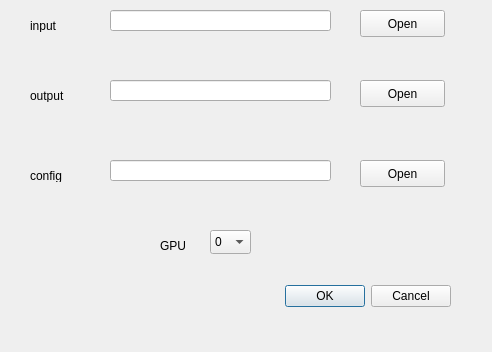
The window that ui/classification/Dialog_predict.ui (scrssys/SCRS_RS_AI) describes before a commit, drawn with Qt 5.
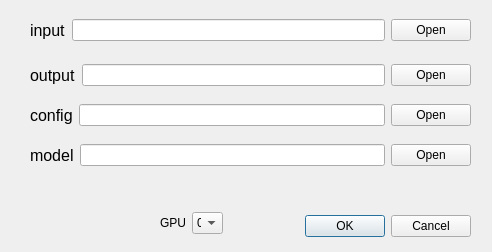
The same window after the commit.

```diff
--- a/ui/classification/Dialog_predict.ui
+++ b/ui/classification/Dialog_predict.ui
@@ -7,7 +7,7 @@
     <x>0</x>
     <y>0</y>
     <width>492</width>
-    <height>352</height>
+    <height>252</height>
    </rect>
   </property>
   <property name="windowTitle">
@@ -16,9 +16,9 @@
   <widget class="QDialogButtonBox" name="buttonBox">
    <property name="geometry">
     <rect>
-     <x>110</x>
-     <y>280</y>
-     <width>341</width>
+     <x>290</x>
+     <y>210</y>
+     <width>181</width>
      <height>32</height>
     </rect>
    </property>
@@ -29,123 +29,127 @@
     <set>QDialogButtonBox::Cancel|QDialogButtonBox::Ok</set>
    </property>
   </widget>
+  <widget class="QWidget" name="layoutWidget">
+   <property name="geometry">
+    <rect>
+     <x>30</x>
+     <y>10</y>
+     <width>441</width>
+     <height>41</height>
+    </rect>
+   </property>
+   <layout class="QHBoxLayout" name="horizontalLayout">
+    <item>
   <widget class="QLabel" name="label">
-   <property name="geometry">
-    <rect>
-     <x>30</x>
-     <y>20</y>
-     <width>49</width>
-     <height>12</height>
-    </rect>
+      <property name="font">
+       <font>
+        <pointsize>12</pointsize>
+       </font>
    </property>
    <property name="text">
     <string>input</string>
    </property>
   </widget>
-  <widget class="QLineEdit" name="lineEdit_input">
-   <property name="geometry">
-    <rect>
-     <x>110</x>
-     <y>10</y>
-     <width>221</width>
-     <height>21</height>
-    </rect>
-   </property>
-  </widget>
+    </item>
+    <item>
+     <widget class="QLineEdit" name="lineEdit_input"/>
+    </item>
+    <item>
   <widget class="QPushButton" name="BT_input">
-   <property name="geometry">
-    <rect>
-     <x>360</x>
-     <y>10</y>
-     <width>85</width>
-     <height>27</height>
-    </rect>
-   </property>
    <property name="text">
     <string>Open</string>
    </property>
   </widget>
-  <widget class="QPushButton" name="BT_output">
+    </item>
+   </layout>
+  </widget>
+  <widget class="QWidget" name="layoutWidget">
    <property name="geometry">
     <rect>
-     <x>360</x>
-     <y>80</y>
-     <width>85</width>
-     <height>27</height>
+     <x>30</x>
+     <y>60</y>
+     <width>441</width>
+     <height>31</height>
     </rect>
    </property>
-   <property name="text">
-    <string>Open</string>
-   </property>
-  </widget>
+   <layout class="QHBoxLayout" name="horizontalLayout_2">
+    <item>
   <widget class="QLabel" name="label_2">
-   <property name="geometry">
-    <rect>
-     <x>30</x>
-     <y>90</y>
-     <width>49</width>
-     <height>12</height>
-    </rect>
+      <property name="font">
+       <font>
+        <pointsize>12</pointsize>
+       </font>
    </property>
    <property name="text">
     <string>output</string>
    </property>
   </widget>
-  <widget class="QLineEdit" name="lineEdit_output">
-   <property name="geometry">
-    <rect>
-     <x>110</x>
-     <y>80</y>
-     <width>221</width>
-     <height>21</height>
-    </rect>
-   </property>
-  </widget>
-  <widget class="QPushButton" name="BT_config">
-   <property name="geometry">
-    <rect>
-     <x>360</x>
-     <y>160</y>
-     <width>85</width>
-     <height>27</height>
-    </rect>
-   </property>
+    </item>
+    <item>
+     <widget class="QLineEdit" name="lineEdit_output"/>
+    </item>
+    <item>
+     <widget class="QPushButton" name="BT_output">
    <property name="text">
     <string>Open</string>
    </property>
   </widget>
+    </item>
+   </layout>
+  </widget>
+  <widget class="QWidget" name="layoutWidget">
+   <property name="geometry">
+    <rect>
+     <x>30</x>
+     <y>100</y>
+     <width>441</width>
+     <height>31</height>
+    </rect>
+   </property>
+   <layout class="QHBoxLayout" name="horizontalLayout_3">
+    <item>
   <widget class="QLabel" name="label_3">
-   <property name="geometry">
-    <rect>
-     <x>30</x>
-     <y>170</y>
-     <width>49</width>
-     <height>12</height>
-    </rect>
+      <property name="font">
+       <font>
+        <pointsize>12</pointsize>
+       </font>
    </property>
    <property name="text">
     <string>config</string>
    </property>
   </widget>
-  <widget class="QLineEdit" name="lineEdit_config">
+    </item>
+    <item>
+     <widget class="QLineEdit" name="lineEdit_config"/>
+    </item>
+    <item>
+     <widget class="QPushButton" name="BT_config">
+      <property name="text">
+       <string>Open</string>
+      </property>
+     </widget>
+    </item>
+   </layout>
+  </widget>
+  <widget class="QWidget" name="layoutWidget">
    <property name="geometry">
     <rect>
-     <x>110</x>
-     <y>160</y>
-     <width>221</width>
-     <height>21</height>
+     <x>160</x>
+     <y>210</y>
+     <width>63</width>
+     <height>26</height>
     </rect>
    </property>
-  </widget>
+   <layout class="QHBoxLayout" name="horizontalLayout_4">
+    <item>
+     <widget class="QLabel" name="label_4">
+      <property name="text">
+       <string>GPU</string>
+      </property>
+     </widget>
+    </item>
+    <item>
   <widget class="QComboBox" name="comboBox_gpu">
-   <property name="geometry">
-    <rect>
-     <x>210</x>
-     <y>230</y>
-     <width>41</width>
-     <height>24</height>
-    </rect>
-   </property>
    <item>
     <property name="text">
      <string>0</string>
@@ -187,18 +191,42 @@
     </property>
    </item>
   </widget>
-  <widget class="QLabel" name="label_4">
+    </item>
+   </layout>
+  </widget>
+  <widget class="QWidget" name="layoutWidget_2">
    <property name="geometry">
     <rect>
-     <x>160</x>
-     <y>240</y>
-     <width>49</width>
-     <height>12</height>
+     <x>30</x>
+     <y>140</y>
+     <width>441</width>
+     <height>31</height>
     </rect>
    </property>
+   <layout class="QHBoxLayout" name="horizontalLayout_5">
+    <item>
+     <widget class="QLabel" name="label_5">
+      <property name="font">
+       <font>
+        <pointsize>12</pointsize>
+       </font>
+      </property>
    <property name="text">
-    <string>GPU</string>
-   </property>
+       <string>model</string>
+      </property>
+     </widget>
+    </item>
+    <item>
+     <widget class="QLineEdit" name="lineEdit_model"/>
+    </item>
+    <item>
+     <widget class="QPushButton" name="BT_model">
+      <property name="text">
+       <string>Open</string>
+      </property>
+     </widget>
+    </item>
+   </layout>
   </widget>
  </widget>
  <resources/>
```
Left out of the diff: 25 changed lines with no effect on the pictures. Lines whose indentation alone changed are shown as unchanged.
